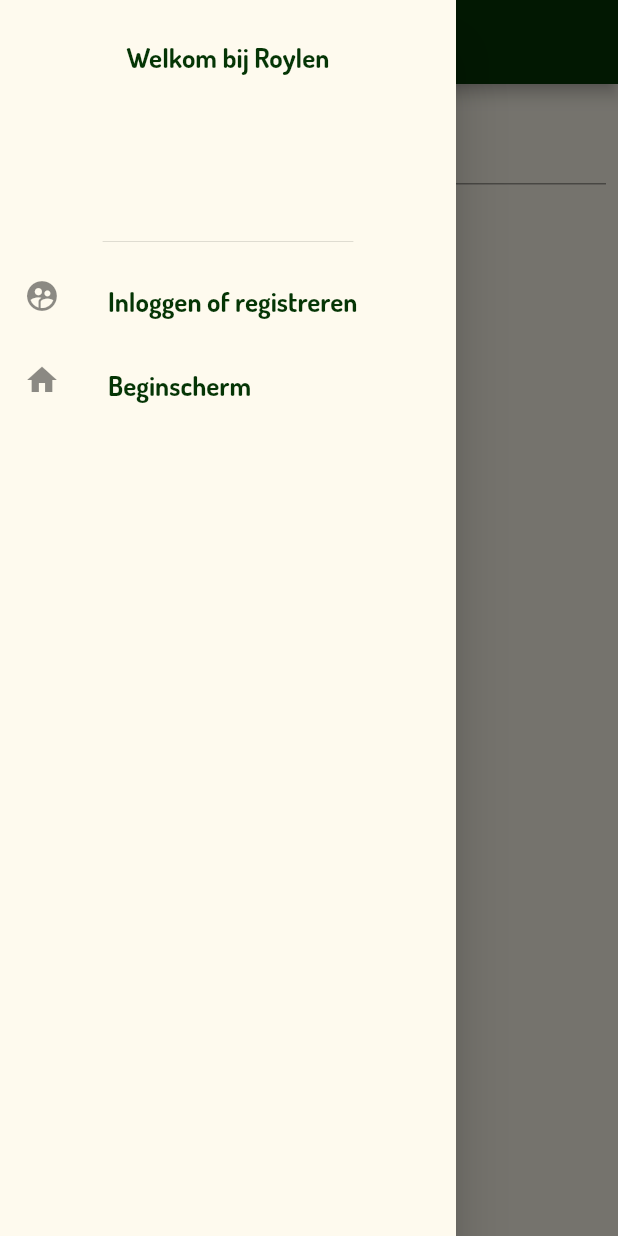
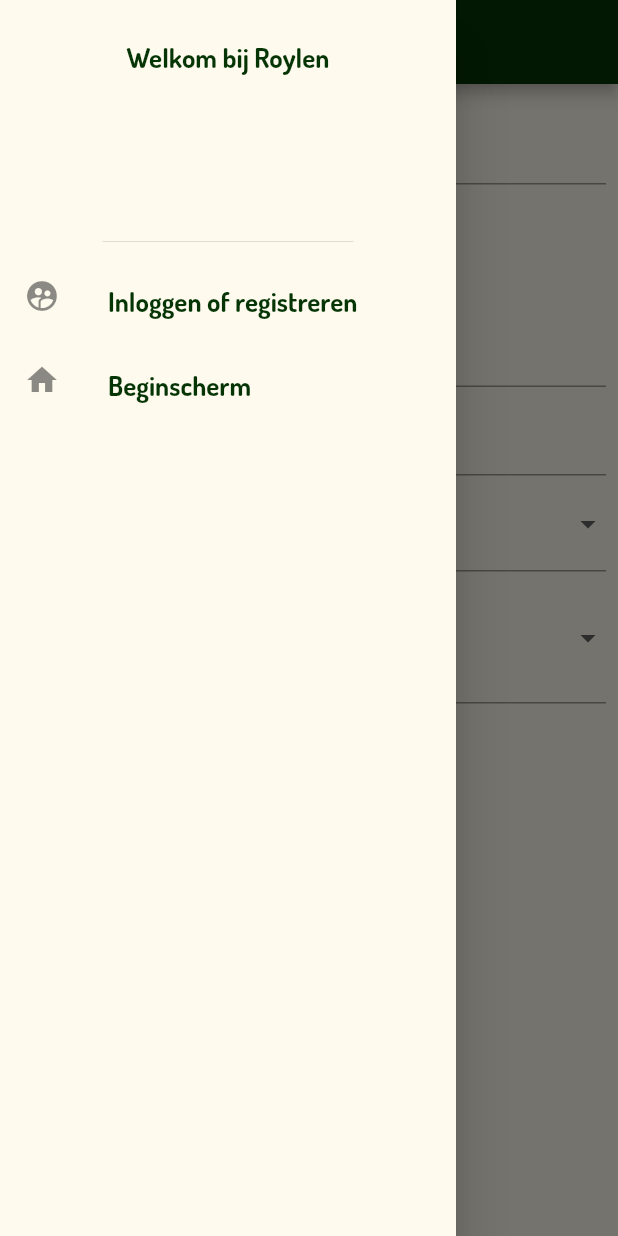
Before and after one commit to gjbogaerts/ubiquitous-octo-guacamole, a Flutter app: the screen it shows after launch, with the side drawer open, on a phone screen of 412 x 824 dp. Run offline on Flutter 3.47's test engine with Material 2 defaults, Android fonts, the phone set to English and light mode, and no system bars; our stand-ins replace faker, geolocator, get_it, logger, parse_server_sdk_flutter, stacked; accounts and stored records are empty.

Commit message:
Category listings in ad form

```diff
--- /dev/null
+++ b/lib/core/models/cats.dart
@@ -0,0 +1,337 @@
+// import 'package:flutter/foundation.dart';
+
+class Cats {
+  static Set<Map<String, List<Map<String, List<String>>>>> _maincategories = {
+    {
+      'Decoratie': [
+        {'Accessoires': []},
+        {'Klokken': []},
+        {'Gordijnen': []},
+        {'Schilderijen en posters': []},
+        {'Spaarpotten': []},
+        {'Spiegels': []}
+      ]
+    },
+    {
+      'Kleding': [
+        {
+          'Accessoires': [
+            'Handschoenen en wanten',
+            'Mutsen',
+            'Panty\'s en maillots',
+            'Petten en hoeden',
+            'Sjaals en dassen',
+            'Spuugdoekjes'
+          ]
+        },
+        {
+          'Badmode': [
+            'Bedekkende zwemkleding',
+            'Bikini\s',
+            'Zwembroeken',
+            'Zwempakken'
+          ]
+        },
+        {
+          'Broeken': ['Korte broeken', 'Lange broeken']
+        },
+        {
+          'Jassen': [
+            'Bodywarmers',
+            'Regenjassen',
+            'Winterjassen',
+            'Zomerjassen'
+          ]
+        },
+        {
+          'Ondergoed': ['Hemden', 'Onderbroeken', 'Topjes', 'Rompers']
+        },
+        {
+          'Pyjama\'s': ['Pyjama\'s', 'Slaapzakjes']
+        },
+        {
+          'Rokken en jurken': ['Jurken', 'Rokken']
+        },
+        {
+          'Schoenen': [
+            'Chique schoenen',
+            'Gympen en sneakers',
+            'Laarzen',
+            'Sandalen en slippers',
+            'Sportschoenen',
+            'Outdoorschoenen'
+          ]
+        },
+        {
+          'Shirts': ['T-shirts met lange mouwen', 'T-shirts met korte mouwen']
+        },
+        {'Sokken': []},
+        {'Sportkleding': []},
+        {'Truien': []},
+        {'Vesten': []}
+      ]
+    },
+    {
+      'Meubels': [
+        {
+          'Banken en stoelen': [
+            'Banken',
+            'Fauteuils',
+            'Hoge kinderstoelen',
+            'Lage kinderstoeltjes',
+            'Krukken',
+            'Poefs',
+            'Schommelstoelen',
+            'Wipstoeltjes',
+            'Zitzakken',
+            'Voedingskussens'
+          ]
+        },
+        {
+          'Bedden, wiegjes en toebehoren': [
+            'Dekbedden en kussens',
+            'Dekbedovertrekken, hoeslakens en slopen',
+            'Lage bedden',
+            'Lattenbodems',
+            'Ledikantjes',
+            'Hoogslapers',
+            'Matrassen',
+            'Stapelbedden',
+            'Wiegjes'
+          ]
+        },
+        {
+          'Boxen': ['Boxen', 'Boxkleden']
+        },
+        {
+          'Kasten': [
+            'Boeken en dvd-kasten',
+            'Commodes',
+            'Ladenkasten',
+            'Kledingkasten',
+            'Open wandmeubels',
+            'Speelgoedopbergers'
+          ]
+        },
+        {
+          'Tafels': [
+            'Bureaus',
+            'Lage tafels met stoeltjes',
+            'Lage tafels zonder stoeltjes'
+          ]
+        },
+        {
+          'Verlichting': [
+            'Bewegingsgevoelige lampen',
+            'Bureaulampen',
+            'Nachtlampjes',
+            'Plafondlampen',
+            'Sfeerverlichting',
+            'Staande lampen',
+            'Wandlampen'
+          ]
+        }
+      ]
+    },
+    {
+      'Onderweg': [
+        {'Autostoeltjes': []},
+        {'Buggy\s en kinderwagens': []},
+        {'Draagzakken en -doeken': []},
+        {
+          'Fietsen': [
+            'Bakfietsen',
+            'Fietskarren',
+            'Fietszitjes',
+            'Kinderfietsen',
+            'Mama- en papafietsen'
+          ]
+        },
+        {'Maxicosi\'s': []},
+        {
+          'Tassen': ['Luiertassen', 'Rugzakjes']
+        }
+      ]
+    },
+    {
+      'Speelgoed': [
+        {'Actiefiguren': []},
+        {'Autootjes en andere voertuigen': []},
+        {
+          'Beeld en geluid': [
+            'Cd\'s',
+            'Dvd\'s',
+            'Blu-Ray',
+            'Muziekinstrumenten'
+          ]
+        },
+        {'Bellenblaas': []},
+        {
+          'Boeken': [
+            'Boeken over zwangerschap, kinderen en ouderschap',
+            'Informatieve kinderboeken',
+            'Prentenboeken',
+            'Leesboeken',
+            'Stripboeken',
+            'Leren lezen'
+          ]
+        },
+        {
+          'Bouwen': ['Blokken', 'Duplo', 'Kapla', 'Knex', 'Lego', 'Playmobil']
+        },
+        {
+          'Buiten spelen': [
+            'Balspellen',
+            'Klimrekken',
+            'Loopfietsjes en -wagens',
+            'Huisjes en tenten',
+            'Rolschaatsen, skeelers en skateboards',
+            'Schommels',
+            'Skippyballen',
+            'Springtouwen',
+            'Stelten en klossen',
+            'Steppen',
+            'Stoepkrijt',
+            'Trampolines en springkussens',
+            'Waterspeelgoed',
+            'Zandbakspeelgoed',
+            'Zwembadjes'
+          ]
+        },
+        {
+          'Digitaal speelgoed': [
+            'Camera\'s',
+            'Drones',
+            'Games',
+            'Laptops en desktops',
+            'Robots',
+            'Spelcomputers',
+            'Tablets',
+            'Walkietalkies'
+          ]
+        },
+        {'Gezelschapsspelletjes': []},
+        {'Jojo\'s, tollen en diabolo\'s': []},
+        {
+          'Knikkers': ['Knikkerbanen', 'Knikkers']
+        },
+        {'Knuffels': []},
+        {
+          'Knutselspullen': [
+            'Knippen en plakken',
+            'Schrijven',
+            'Tekenen en kleuren',
+            'Verven'
+          ]
+        },
+        {
+          'Poppen': ['Barbies', 'Poppen', 'Poppenhuizen', 'Poppenspulletjes']
+        },
+        {'Puzzels': []},
+        {'Verkleedkleren, maskers en pruiken': []}
+      ]
+    },
+    {
+      'Veiligheid': [
+        {'Anti-slip': []},
+        {'Babyfoons en monitors': []},
+        {'Deur- en raambeveiliging': []},
+        {'Hoekbescherming': []},
+        {'Kast- en ladebeveiliging': []},
+        {'Opstapjes': []},
+        {'Stopcontactbeveiliging': []},
+        {'Traphekjes': []}
+      ]
+    },
+    {
+      'Verzorging': [
+        {'Badjes': []},
+        {
+          'Badtextiel': ['Badjassen', 'Handdoeken']
+        },
+        {
+          'Eten en drinken': [
+            'Bestek',
+            'Broodtrommels',
+            'Drinkbekers, -flessen en thermoskannen',
+            'Servies',
+            'Slabbetjes',
+            'Tuit en anti-morsbekers',
+            'Flesjes',
+            'Flessenwarmers',
+            'Kolven',
+            'Speentjes'
+          ]
+        },
+        {'Kruiken': []},
+        {
+          'Verzorgingsproducten': ['Haarverzorging', 'Lichaamsverzorging']
+        },
+        {
+          'WC en zindelijkheid': [
+            'Brilverkleiners',
+            'Hydrofiele luiers',
+            'Potjes',
+            'Wegwerpluiers',
+            'Zwemluiers'
+          ]
+        }
+      ]
+    }
+  };
+
+  static Set<Map<String, List<Map<String, List<String>>>>> get categories {
+    return _maincategories;
+  }
+
+  static List<String> get mainCategoriesOnly {
+    List<String> _mains = [];
+    _maincategories.forEach((element) {
+      element.keys.forEach((e) {
+        _mains.add(e);
+      });
+    });
+    _mains.sort();
+    return _mains;
+  }
+
+  static List<String> getSubCategories(String _mainCat) {
+    if (_mainCat == null) {
+      return [];
+    }
+    List<String> _subs = [];
+    var _tmp = {..._maincategories};
+    _tmp.retainWhere((element) => element.containsKey(_mainCat));
+    _tmp.forEach((elm) {
+      elm.forEach((key, value) {
+        value.forEach((e) {
+          e.keys.forEach((e2) {
+            _subs.add(e2);
+          });
+        });
+      });
+    });
+    _subs.sort();
+    return _subs;
+  }
+
+  static List<String> getSubSubCategories(String _mainCat, String _subCat) {
+    if (_mainCat == null || _subCat == null) {
+      return [];
+    }
+    List<String> _subSubs = [];
+    var _tmpMain = {..._maincategories};
+    _tmpMain.retainWhere((element) => element.containsKey(_mainCat));
+    var _tmpSub = _tmpMain.first[_mainCat];
+    _tmpSub.forEach((element) {
+      if (element.containsKey(_subCat)) {
+        if (element[_subCat].length > 0) {
+          element[_subCat].forEach((element) {
+            _subSubs.add(element);
+          });
+        }
+      }
+    });
+    return _subSubs;
+  }
+}
--- a/lib/core/services/validator_abstract.dart
+++ b/lib/core/services/validator_abstract.dart
@@ -5,5 +5,6 @@
   String notEmpty(String val, {msg});
   String minVal(double val, double min, {msg});
   String maxVal(double val, double max, {msg});
+  String intOnly(String val, {msg});
   String doValidations(List<Map<Function, List<dynamic>>> validators);
 }
--- a/lib/core/services/validator_my.dart
+++ b/lib/core/services/validator_my.dart
@@ -2,10 +2,16 @@
 
 class MyValidator extends ValidatorAbstract {
   List<String> _errors = [];
+
+  /// Performs a series of validations.
+  ///
+  /// Returns a String of errors, separated by a newline character.
+  /// Takes a List of functions to call, mapped with their respective arguments, both positional and named
+  ///
   String doValidations(List<Map<Function, List<dynamic>>> validators) {
     for (var validator in validators) {
       validator.forEach((Function fnc, List args) {
-        Function.apply(fnc, args[0], args[1]);
+        Function.apply(fnc, args[0], args[1] ?? {});
       });
     }
 
@@ -75,4 +81,14 @@
     }
     return null;
   }
+
+  @override
+  String intOnly(String val,
+      {msg = 'Je moet hier een geheel getal invoeren.'}) {
+    if (int.tryParse(val) == null) {
+      _errors.add(msg);
+      return msg;
+    }
+    return null;
+  }
 }
--- a/lib/ui/viewmodels/product_form_model.dart
+++ b/lib/ui/viewmodels/product_form_model.dart
@@ -6,6 +6,7 @@
 import '../../core/services/location.dart';
 import '../../core/services/my_logger.dart';
 import '../../core/services/service_locator.dart';
+import '../../core/models/cats.dart';
 
 class ProductFormModel extends BaseViewModel {
   final Auth _auth = locator<Auth>();
@@ -16,14 +17,18 @@
   // final _location = Geolocation.
   bool _isFormValid = true;
   bool _showPostalCodeField = false;
+  bool showSubCat = false;
+  bool showSubSubCat = false;
   String _errorString;
 
   String title;
   String description;
-  int virtualPrice;
+  int _virtualPrice;
   String mainCategory;
   String subCategory;
+  List<DropdownMenuItem> subCats;
   String subSubCategory;
+  List<DropdownMenuItem> subSubCats;
   String ageCategory;
   double _latitude;
   double _longitude;
@@ -36,10 +41,13 @@
   Auth get auth => _auth;
   GlobalKey get formKey => _formKey;
 
+  set virtualPrice(String p) {
+    _virtualPrice = int.tryParse(p) ?? 0;
+  }
+
   void initialize() async {
     try {
       final location = await _location.determineLocation();
-
       _logger.d('initializing model | $location');
       _longitude = location.longitude;
       _latitude = location.latitude;
@@ -68,4 +76,69 @@
     _logger.d('doSend: $title valid');
     notifyListeners();
   }
+
+  List getAgeItems() {
+    return <String>['0-1', '2-4', '5-6', '7-10', '10-12', '12-16', '0-16']
+        .map<DropdownMenuItem<String>>(
+            (String e) => DropdownMenuItem<String>(value: e, child: Text(e)))
+        .toList();
+  }
+
+  void setMainCategory(String cat) {
+    // subCats = [];
+    // subCategory = null;
+    // notifyListeners();
+    mainCategory = cat;
+    subCats = _getSubCategories();
+    showSubCat = true;
+    notifyListeners();
+  }
+
+  void setSubCategory(String cat) {
+    showSubSubCat = false;
+    notifyListeners();
+    if (cat == null || cat.isEmpty) {
+      return;
+    }
+    subCategory = cat;
+    showSubSubCat = true;
+    notifyListeners();
+  }
+
+  void setSubSubCategory(String cat) {
+    if (cat == null || cat.isEmpty) {
+      return;
+    }
+    subSubCategory = cat;
+    notifyListeners();
+  }
+
+  List<DropdownMenuItem> getMainCategories() {
+    var cats = Cats.mainCategoriesOnly;
+    // _logger.d('getMainCategories | $cats');
+    return cats
+        .map((e) => DropdownMenuItem(
+              value: e,
+              child: Text(e),
+            ))
+        .toList();
+  }
+
+  List<DropdownMenuItem> _getSubCategories() {
+    var cats = Cats.getSubCategories(mainCategory);
+    // _logger.d('getSubCategories | $cats');
+    return cats.map((e) => DropdownMenuItem(value: e, child: Text(e))).toList();
+  }
+
+  List<DropdownMenuItem> getSubSubCategories() {
+    var cats = Cats.getSubSubCategories(mainCategory, subCategory);
+    cats.insert(0, 'Kies een item');
+    // _logger.d('getSubSubCategories | $cats');
+    return cats
+        .map((e) => DropdownMenuItem(
+              value: e,
+              child: Text(e),
+            ))
+        .toList();
+  }
 }
--- /dev/null
+++ b/lib/ui/widgets/ad_categories.dart
@@ -0,0 +1,130 @@
+import 'package:flutter/material.dart';
+import '../../core/models/cats.dart';
+
+class AdCategories extends StatefulWidget {
+  final Function _callbackMainCats;
+  final Function _callbackSubCats;
+  final Function _callbackSubSubCats;
+  final String existingMainCat;
+  final String existingSubCat;
+  final String existingSubSubCat;
+
+  AdCategories(
+    this._callbackMainCats,
+    this._callbackSubCats,
+    this._callbackSubSubCats, {
+    this.existingMainCat,
+    this.existingSubCat,
+    this.existingSubSubCat,
+  });
+
+  @override
+  _AdCategoriesState createState() => _AdCategoriesState();
+}
+
+class _AdCategoriesState extends State<AdCategories> {
+  String _mainCat;
+  String _subCat;
+  String _subSubCat;
+  List<String> _subCatsList;
+  List<String> _subSubCatsList;
+
+  @override
+  void initState() {
+    super.initState();
+    _mainCat = widget.existingMainCat ?? null;
+    _subCat = widget.existingSubCat ?? null;
+    _subSubCat = widget.existingSubSubCat ?? null;
+    if (_mainCat != null) {
+      _subCatsList = Cats.getSubCategories(_mainCat);
+      _buildSubItems();
+    }
+    if (_subCat != null) {
+      _subSubCatsList = Cats.getSubSubCategories(_mainCat, _subCat);
+      _buildSubSubItems();
+    }
+  }
+
+  List<DropdownMenuItem<String>> _buildList(List<String> items) {
+    if (items == null) {
+      return [];
+    }
+    return items
+        .map((e) => DropdownMenuItem(value: e, child: Text(e)))
+        .toList();
+  }
+
+  List<Widget> _buildItems() {
+    var _mainCatsList = Cats.mainCategoriesOnly;
+    return _buildList(_mainCatsList);
+  }
+
+  List<Widget> _buildSubItems() {
+    return _buildList(_subCatsList);
+  }
+
+  List<Widget> _buildSubSubItems() {
+    return _buildList(_subSubCatsList);
+  }
+
+  @override
+  Widget build(BuildContext context) {
+    return Column(
+      crossAxisAlignment: CrossAxisAlignment.stretch,
+      children: <Widget>[
+        DropdownButtonFormField<String>(
+          value: _mainCat,
+          decoration: InputDecoration(labelText: 'Kies je winkel'),
+          isDense: false,
+          style: Theme.of(context).textTheme.bodyText2,
+          onChanged: (String newValue) {
+            var _list = Cats.getSubCategories(newValue);
+            setState(() {
+              _subCat = null;
+              _subSubCat = null;
+              _mainCat = newValue;
+              _subCatsList = _list;
+              _subSubCatsList = null;
+            });
+            widget._callbackMainCats(newValue);
+            widget._callbackSubCats(null);
+            widget._callbackSubSubCats(null);
+          },
+          items: _buildItems(),
+        ),
+        if (_mainCat != null)
+          DropdownButtonFormField<String>(
+            value: _subCat,
+            isDense: false,
+            style: Theme.of(context).textTheme.bodyText2,
+            decoration: InputDecoration(labelText: 'Kies een afdeling'),
+            onChanged: (String newValue) {
+              var _list = Cats.getSubSubCategories(_mainCat, newValue);
+              setState(() {
+                _subSubCat = null;
+                _subCat = newValue;
+                _subSubCatsList = _list;
+              });
+              widget._callbackSubCats(newValue);
+              widget._callbackSubSubCats(null);
+            },
+            items: _buildSubItems(),
+          ),
+        if (_subSubCatsList != null && _subSubCatsList.length > 0)
+          DropdownButtonFormField<String>(
+            items: _buildSubSubItems(),
+            value: _subSubCat,
+            style: Theme.of(context).textTheme.bodyText2,
+            isDense: false,
+            decoration: InputDecoration(labelText: 'Kies een sectie'),
+            onChanged: (String newValue) {
+              setState(() {
+                _subSubCat = newValue;
+              });
+              widget._callbackSubSubCats(newValue);
+            },
+          ),
+      ],
+    );
+  }
+}
--- a/lib/ui/widgets/product_form.dart
+++ b/lib/ui/widgets/product_form.dart
@@ -3,8 +3,12 @@
 import 'package:stacked/stacked.dart';
 
 import '../viewmodels/product_form_model.dart';
+import './ad_categories.dart';
 
 class ProductForm extends StatelessWidget {
+  /*
+   * TODO: use multi_image_picker
+   */
   @override
   Widget build(BuildContext context) {
     return ViewModelBuilder<ProductFormModel>.reactive(
@@ -57,6 +61,53 @@
                           },
                           onSaved: (val) => model.title = val,
                         ),
+                        TextFormField(
+                          maxLines: 5,
+                          onSaved: (val) => model.description = val,
+                          decoration:
+                              InputDecoration(labelText: 'Beschrijving'),
+                          validator: (val) => model.validator.doValidations([
+                            {
+                              model.validator.notEmpty: [
+                                [val],
+                                {#msg: 'Dit veld is verplicht.'}
+                              ]
+                            }
+                          ]),
+                        ),
+                        TextFormField(
+                          onSaved: (val) => model.virtualPrice = val,
+                          keyboardType: TextInputType.number,
+                          decoration: InputDecoration(labelText: 'Aantal nix'),
+                          validator: (val) => model.validator.doValidations([
+                            {
+                              model.validator.intOnly: [
+                                [val],
+                                {#msg: 'Alleen nummers alsjeblieft.'}
+                              ]
+                            },
+                            {
+                              model.validator.notEmpty: [
+                                [val],
+                              ]
+                            }
+                          ]),
+                        ),
+                        DropdownButtonFormField(
+                          items: model.getAgeItems(),
+                          onChanged: (val) => model.ageCategory = val,
+                          decoration: InputDecoration(
+                            labelText: 'Voor welke leeftijdscategorie?',
+                          ),
+                        ),
+                        AdCategories(
+                          model.setMainCategory,
+                          model.setSubCategory,
+                          model.setSubSubCategory,
+                          existingMainCat: model.mainCategory,
+                          existingSubCat: model.subCategory,
+                        ),
+                        SizedBox(height: 20),
                         ElevatedButton(
                           child: Text('Verzenden'),
                           onPressed: model.doSend,
--- a/pubspec.yaml
+++ b/pubspec.yaml
@@ -30,6 +30,7 @@
   get_it: ^5.0.6
   graphql: ^4.0.1
   logger: ^0.9.4
+  multi_image_picker: ^4.7.15
   parse_server_sdk_flutter: ^2.1.0
   shared_preferences: ^0.5.12+4
   stacked: ^1.7.7
```
Also changed, not shown: pubspec.lock, 3 other files.
